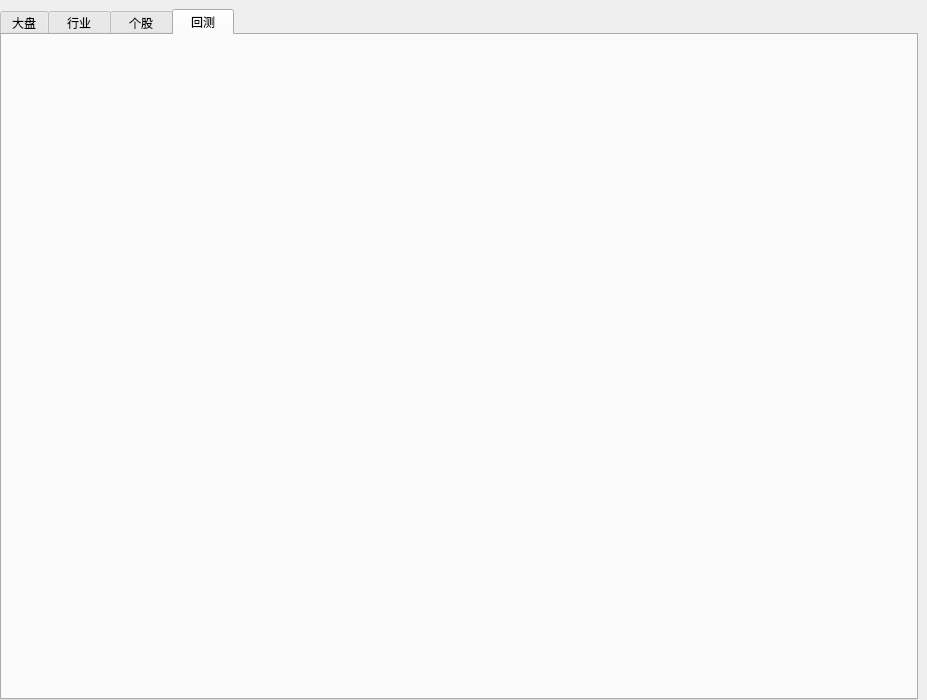
Before: the Qt Designer form 05_quantitative_trading_hive/stockui/designer/app_main.ui in cgyPension/pythonstudy_space, drawn with Qt 5.
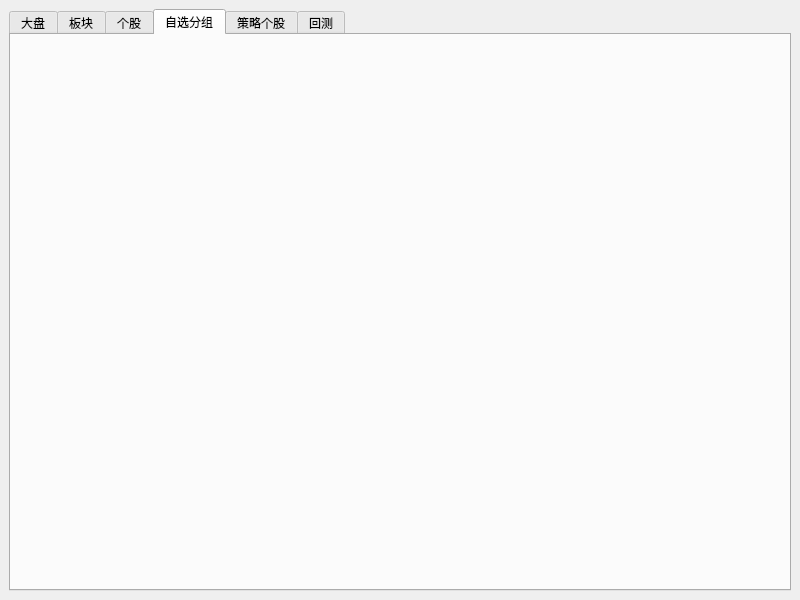
After: the same form once the commit is applied. The open tabs and pages were chosen to show the change.

```diff
--- a/05_quantitative_trading_hive/stockui/designer/app_main.ui
+++ b/05_quantitative_trading_hive/stockui/designer/app_main.ui
@@ -6,21 +6,18 @@
    <rect>
     <x>0</x>
     <y>0</y>
-    <width>927</width>
-    <height>700</height>
+    <width>800</width>
+    <height>600</height>
    </rect>
   </property>
   <property name="windowTitle">
    <string>MainWindow</string>
   </property>
   <widget class="QWidget" name="centralwidget">
-   <layout class="QVBoxLayout" name="verticalLayout_4">
-    <property name="leftMargin">
-     <number>0</number>
-    </property>
-    <property name="bottomMargin">
-     <number>0</number>
-    </property>
+   <property name="enabled">
+    <bool>true</bool>
+   </property>
+   <layout class="QVBoxLayout" name="verticalLayout_2">
     <item>
      <widget class="QTabWidget" name="tabWidget">
       <property name="currentIndex">
@@ -30,16 +27,6 @@
        <attribute name="title">
         <string>大盘</string>
        </attribute>
-       <layout class="QVBoxLayout" name="verticalLayout_5">
-        <item>
-         <layout class="QVBoxLayout" name="theMarketLayout"/>
-        </item>
-       </layout>
-      </widget>
-      <widget class="QWidget" name="industry_tab">
-       <attribute name="title">
-        <string>  行业  </string>
-       </attribute>
        <layout class="QVBoxLayout" name="verticalLayout_3">
         <item>
          <layout class="QVBoxLayout" name="industryLayout"/>
@@ -48,21 +35,63 @@
       </widget>
       <widget class="QWidget" name="stock_tab">
        <attribute name="title">
-        <string>  个股  </string>
-       </attribute>
-       <layout class="QVBoxLayout" name="verticalLayout_2">
-        <item>
-         <layout class="QVBoxLayout" name="stockLayout"/>
-        </item>
-       </layout>
-      </widget>
-      <widget class="QWidget" name="back_test_tab">
-       <attribute name="title">
-        <string>  回测  </string>
+        <string>板块</string>
        </attribute>
        <layout class="QVBoxLayout" name="verticalLayout">
         <item>
-         <layout class="QVBoxLayout" name="backTestLayout"/>
+         <layout class="QVBoxLayout" name="plateLayout"/>
+        </item>
+       </layout>
+      </widget>
+      <widget class="QWidget" name="stockTab">
+       <attribute name="title">
+        <string>个股</string>
+       </attribute>
+       <layout class="QVBoxLayout" name="verticalLayout_5">
+        <item>
+         <layout class="QVBoxLayout" name="stockLayout"/>
+        </item>
+       </layout>
+      </widget>
+      <widget class="QWidget" name="groupTab">
+       <attribute name="title">
+        <string>自选分组</string>
+       </attribute>
+       <layout class="QHBoxLayout" name="horizontalLayout_3" stretch="0">
+        <property name="leftMargin">
+         <number>0</number>
+        </property>
+        <property name="topMargin">
+         <number>0</number>
+        </property>
+        <property name="rightMargin">
+         <number>0</number>
+        </property>
+        <property name="bottomMargin">
+         <number>0</number>
+        </property>
+        <item>
+         <layout class="QVBoxLayout" name="groupLayout"/>
+        </item>
+       </layout>
+      </widget>
+      <widget class="QWidget" name="strategyTab">
+       <attribute name="title">
+        <string>策略个股</string>
+       </attribute>
+       <layout class="QHBoxLayout" name="horizontalLayout_2">
+        <item>
+         <layout class="QVBoxLayout" name="strategyLayout"/>
+        </item>
+       </layout>
+      </widget>
+      <widget class="QWidget" name="btTab">
+       <attribute name="title">
+        <string>回测</string>
+       </attribute>
+       <layout class="QHBoxLayout" name="horizontalLayout">
+        <item>
+         <layout class="QVBoxLayout" name="btLayout"/>
         </item>
        </layout>
       </widget>
```
Left out of the diff: 8 changed lines with no effect on the pictures.
